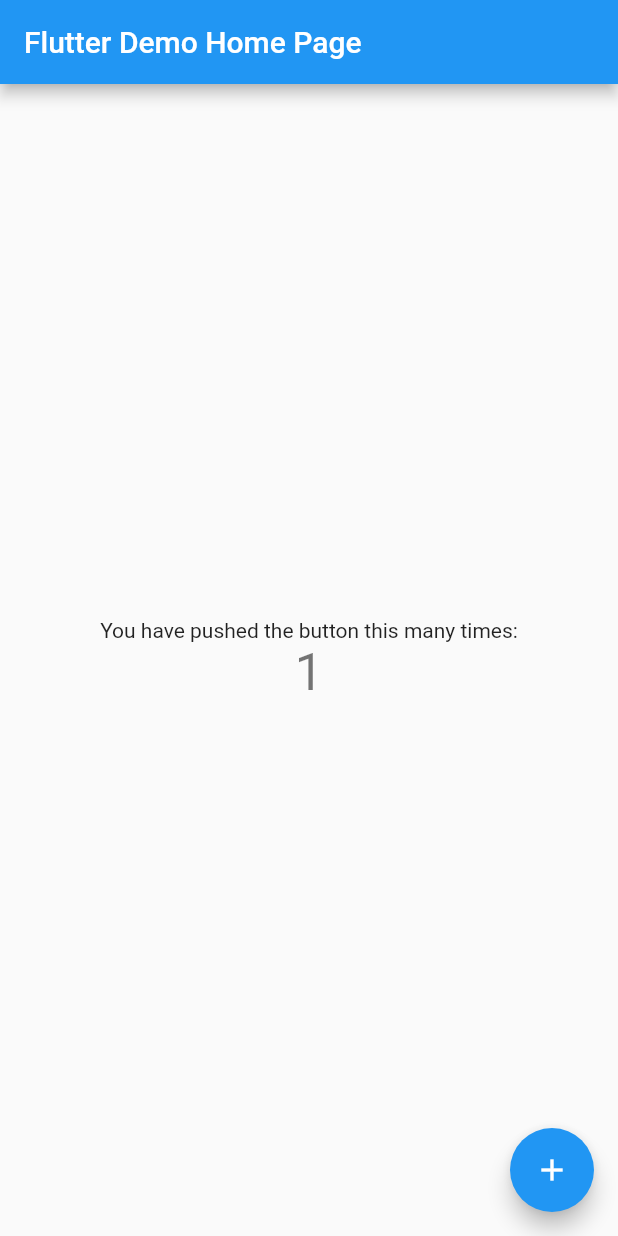
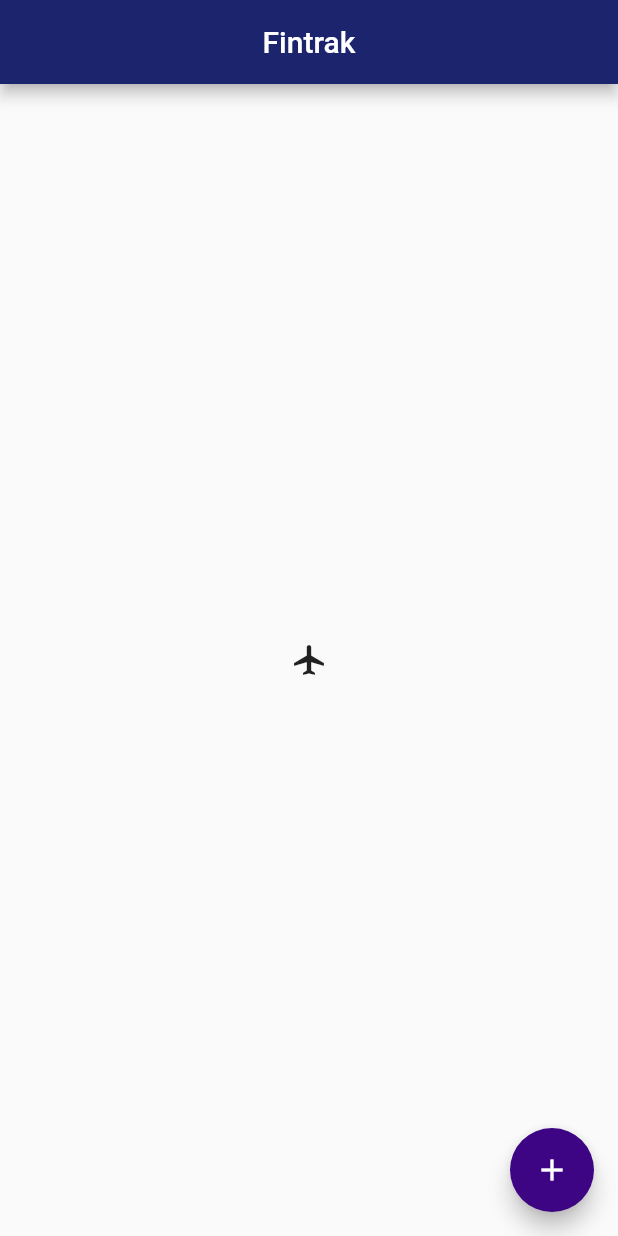
Before and after one commit to funsojoba/flutter_class_1, a Flutter app: the screen it shows after launch, after a tap on the "add" icon, on a phone screen of 412 x 824 dp. Run offline on Flutter 3.47's test engine with Material 2 defaults, Android fonts, the phone set to English and light mode, and no system bars.

Commit message:
stuffs - cos I'm out of what to write

```diff
--- a/lib/main.dart
+++ b/lib/main.dart
@@ -1,115 +1,27 @@
 import 'package:flutter/material.dart';
 
-void main() {
-  runApp(const MyApp());
-}
+void main() => runApp(const MaterialApp(home: Home()));
 
-class MyApp extends StatelessWidget {
-  const MyApp({super.key});
+class Home extends StatelessWidget {
+  const Home({super.key});
 
-  // This widget is the root of your application.
   @override
   Widget build(BuildContext context) {
-    return MaterialApp(
-      title: 'Flutter Demo',
-      theme: ThemeData(
-        // This is the theme of your application.
-        //
-        // Try running your application with "flutter run". You'll see the
-        // application has a blue toolbar. Then, without quitting the app, try
-        // changing the primarySwatch below to Colors.green and then invoke
-        // "hot reload" (press "r" in the console where you ran "flutter run",
-        // or simply save your changes to "hot reload" in a Flutter IDE).
-        // Notice that the counter didn't reset back to zero; the application
-        // is not restarted.
-        primarySwatch: Colors.blue,
+    return Scaffold(
+      appBar: AppBar(
+        title: const Text('Fintrak'),
+        centerTitle: true,
+        backgroundColor: const Color.fromARGB(255, 28, 36, 109),
       ),
-      home: const MyHomePage(title: 'Flutter Demo Home Page'),
+      body: const Center(
+          child: Icon(
+        Icons.airplanemode_active,
+      )),
+      floatingActionButton: FloatingActionButton(
+        onPressed: () {},
+        backgroundColor: const Color.fromARGB(255, 61, 5, 131),
+        child: const Icon(Icons.add),
+      ),
     );
   }
 }
-
-class MyHomePage extends StatefulWidget {
-  const MyHomePage({super.key, required this.title});
-
-  // This widget is the home page of your application. It is stateful, meaning
-  // that it has a State object (defined below) that contains fields that affect
-  // how it looks.
-
-  // This class is the configuration for the state. It holds the values (in this
-  // case the title) provided by the parent (in this case the App widget) and
-  // used by the build method of the State. Fields in a Widget subclass are
-  // always marked "final".
-
-  final String title;
-
-  @override
-  State<MyHomePage> createState() => _MyHomePageState();
-}
-
-class _MyHomePageState extends State<MyHomePage> {
-  int _counter = 0;
-
-  void _incrementCounter() {
-    setState(() {
-      // This call to setState tells the Flutter framework that something has
-      // changed in this State, which causes it to rerun the build method below
-      // so that the display can reflect the updated values. If we changed
-      // _counter without calling setState(), then the build method would not be
-      // called again, and so nothing would appear to happen.
-      _counter++;
-    });
-  }
-
-  @override
-  Widget build(BuildContext context) {
-    // This method is rerun every time setState is called, for instance as done
-    // by the _incrementCounter method above.
-    //
-    // The Flutter framework has been optimized to make rerunning build methods
-    // fast, so that you can just rebuild anything that needs updating rather
-    // than having to individually change instances of widgets.
-    return Scaffold(
-      appBar: AppBar(
-        // Here we take the value from the MyHomePage object that was created by
-        // the App.build method, and use it to set our appbar title.
-        title: Text(widget.title),
-      ),
-      body: Center(
-        // Center is a layout widget. It takes a single child and positions it
-        // in the middle of the parent.
-        child: Column(
-          // Column is also a layout widget. It takes a list of children and
-          // arranges them vertically. By default, it sizes itself to fit its
-          // children horizontally, and tries to be as tall as its parent.
-          //
-          // Invoke "debug painting" (press "p" in the console, choose the
-          // "Toggle Debug Paint" action from the Flutter Inspector in Android
-          // Studio, or the "Toggle Debug Paint" command in Visual Studio Code)
-          // to see the wireframe for each widget.
-          //
-          // Column has various properties to control how it sizes itself and
-          // how it positions its children. Here we use mainAxisAlignment to
-          // center the children vertically; the main axis here is the vertical
-          // axis because Columns are vertical (the cross axis would be
-          // horizontal).
-          mainAxisAlignment: MainAxisAlignment.center,
-          children: <Widget>[
-            const Text(
-              'You have pushed the button this many times:',
-            ),
-            Text(
-              '$_counter',
-              style: Theme.of(context).textTheme.headlineMedium,
-            ),
-          ],
-        ),
-      ),
-      floatingActionButton: FloatingActionButton(
-        onPressed: _incrementCounter,
-        tooltip: 'Increment',
-        child: const Icon(Icons.add),
-      ), // This trailing comma makes auto-formatting nicer for build methods.
-    );
-  }
-}
```
Also changed, not shown: pubspec.yaml (+7 -11 lines), fonts/Montserrat-Italic-VariableFont_wght.ttf (added), fonts/Montserrat-VariableFont_wght.ttf (added).
